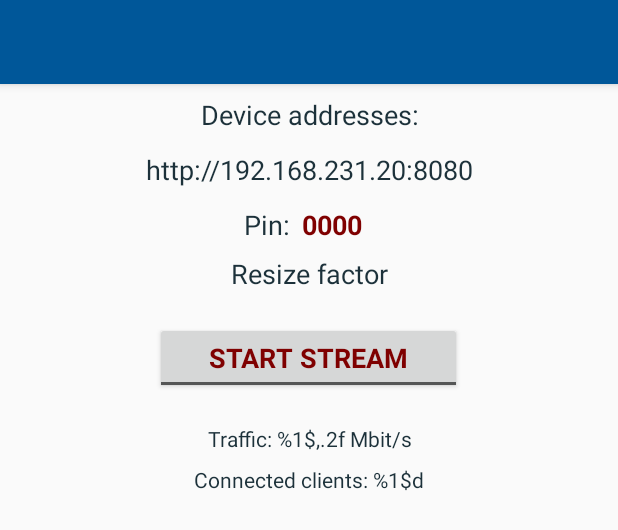
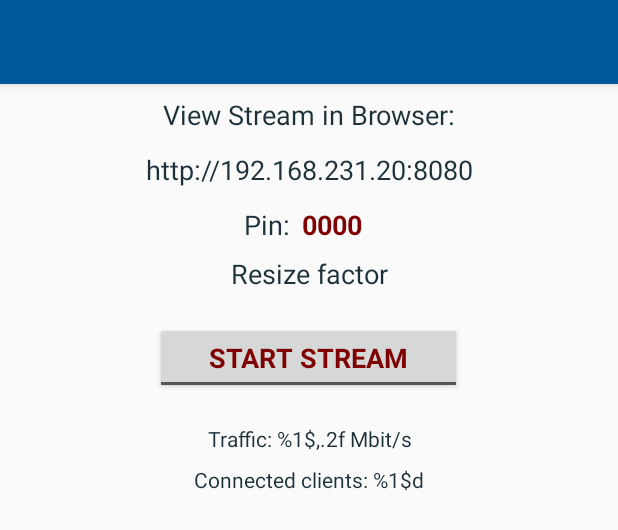
Before and after one commit to InfamousStarFox/Magic-Mic, an Android app: the layout activity_start.xml on its own in the app's theme, with its tools: preview values and no code run, on a phone screen of 412 x 824 dp. Shown: the top 530 px of the screen. Run offline under Robolectric (Android 15) with nearby library versions, the phone set to English and light mode, and no system bars.

```diff
--- a/ScreenStream/app/src/main/res/values/strings.xml
+++ b/ScreenStream/app/src/main/res/values/strings.xml
@@ -4,7 +4,7 @@
 
     <!--StartActivity-->
     <string name="start_activity_name" translatable="false">Magic Mic</string>
-    <string name="start_activity_device_address">Device addresses:</string>
+    <string name="start_activity_device_address">View Stream in Browser:</string>
     <string name="start_activity_no_address">No address found</string>
     <string name="start_activity_start_stream">Start stream</string>
     <string name="start_activity_stop_stream">Stop stream</string>
```
Also changed, not shown: ScreenStream/app/src/main/assets/logo_big.png, ScreenStream/app/src/main/res/drawable-nodpi/ic_app_icon.png, ScreenStream/app/src/main/res/mipmap-hdpi/ic_launcher.png, ScreenStream/app/src/main/res/mipmap-hdpi/ic_launcher_round.png, ScreenStream/app/src/main/res/mipmap-mdpi/ic_launcher.png, ScreenStream/app/src/main/res/mipmap-mdpi/ic_launcher_round.png, ScreenStream/app/src/main/res/mipmap-xhdpi/ic_launcher.png, ScreenStream/app/src/main/res/mipmap-xhdpi/ic_launcher_round.png, ScreenStream/app/src/main/res/mipmap-xxhdpi/ic_launcher.png, ScreenStream/app/src/main/res/mipmap-xxhdpi/ic_launcher_round.png, ScreenStream/app/src/main/res/mipmap-xxxhdpi/ic_launcher.png, ScreenStream/app/src/main/res/mipmap-xxxhdpi/ic_launcher_round.png, 1 other file.
